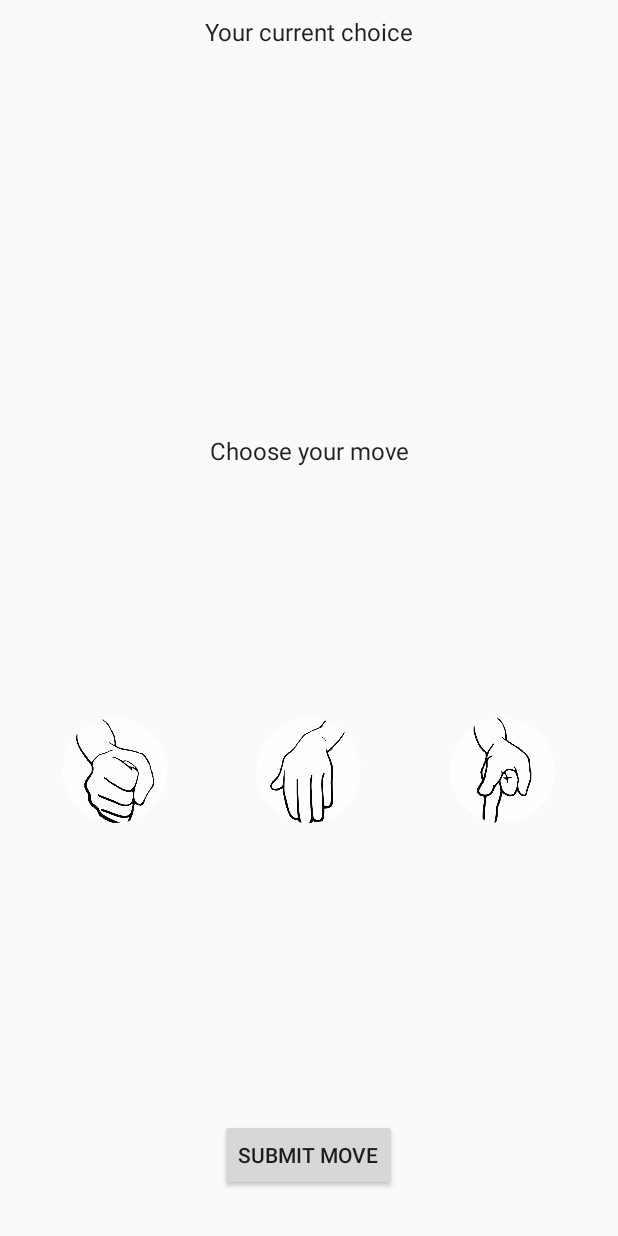
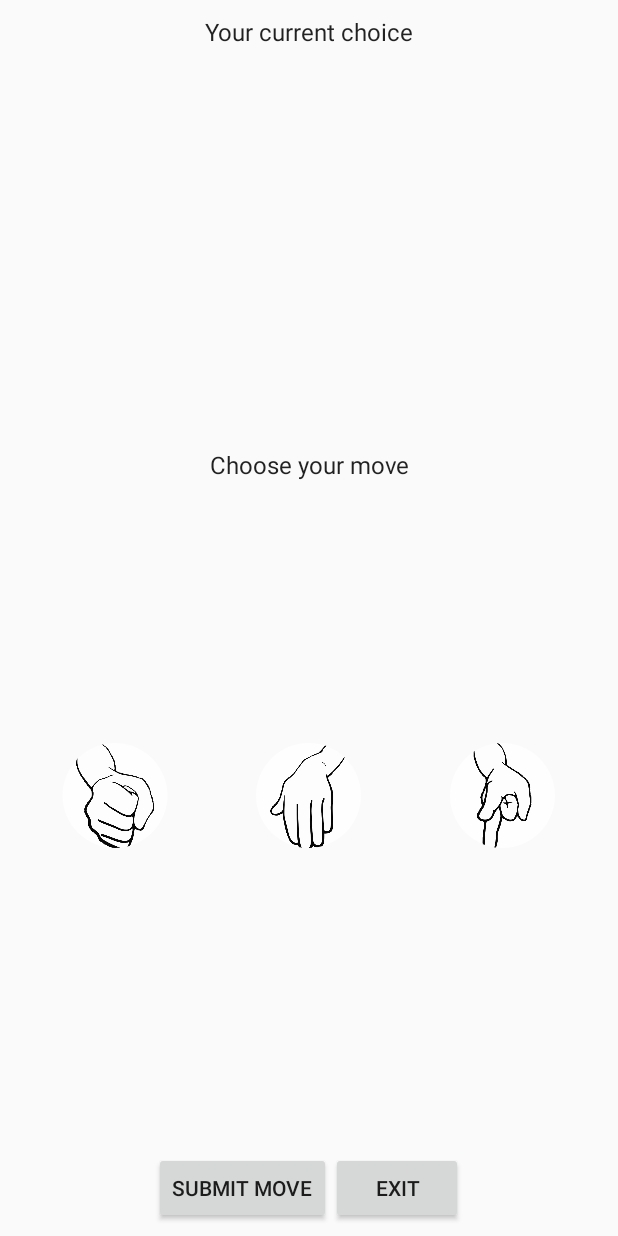
Before and after one commit to rafellk/Jokenpo-Android, an Android app: the MatchActivity screen opened directly, with no data from a screen before it, on a phone screen of 412 x 824 dp. Run offline under Robolectric (Android 15) with nearby library versions, the phone set to English and light mode, and no system bars; libraries missing offline, so code that uses them is left out: com.joooonho; plain views replace SelectableRoundedImageView.

Commit message:
Added button exit on the matchActivity and main icon of all sizes

```diff
--- a/android/Jokenpo/app/src/main/AndroidManifest.xml
+++ b/android/Jokenpo/app/src/main/AndroidManifest.xml
@@ -6,9 +6,9 @@
 
     <application
         android:allowBackup="true"
-        android:icon="@drawable/jokenpo_logo"
+        android:icon="@mipmap/jokenpo_logo"
         android:label="@string/app_name"
-        android:roundIcon="@drawable/jokenpo_logo"
+        android:roundIcon="@mipmap/jokenpo_logo"
         android:supportsRtl="true"
         android:theme="@style/AppTheme">
         <activity
--- a/android/Jokenpo/app/src/main/java/br/com/rlmg/jokenpo/MatchHistoryActivity.java
+++ b/android/Jokenpo/app/src/main/java/br/com/rlmg/jokenpo/MatchHistoryActivity.java
@@ -26,7 +26,7 @@ import br.com.rlmg.jokenpo.models.Player;
 import br.com.rlmg.jokenpo.utils.Utils;
 import br.com.rlmg.jokenpo.webservice.WebService;
 
-public class MatchHistoryActivity extends AppCompatActivity implements SwipeRefreshLayout.OnRefreshListener {
+public class MatchHistoryActivity extends BaseActivity implements SwipeRefreshLayout.OnRefreshListener {
 
     private ListView mListView;
     private List<Match> mFetchedMatch;
--- a/android/Jokenpo/app/src/main/java/br/com/rlmg/jokenpo/utils/Utils.java
+++ b/android/Jokenpo/app/src/main/java/br/com/rlmg/jokenpo/utils/Utils.java
@@ -48,6 +48,7 @@ public class Utils {
     public static final String sACCEPT_MATCH_REQUEST = "ACCEPT_MATCH_REQUEST";
     public static final String sPLAYER_MOVE = "PLAYER_MOVE";
     public static final String sMATCH_END = "MATCH_END";
+    public static final String sMATCH_CANCELED = "MATCH_CANCELED";
     public static final int sNOTIFICATION_ID = 1000;
 
     public static AlertDialog.Builder buildSimpleDialog(String title, String message, Context context) {
@@ -60,7 +61,7 @@ public class Utils {
     public static void createSimpleNotification(Context context, String title, String content, Class activityClass, String json) {
         NotificationManager notificationManager = (NotificationManager) context.getSystemService(Context.NOTIFICATION_SERVICE);
         NotificationCompat.Builder builder = new NotificationCompat.Builder(context)
-                .setSmallIcon(R.mipmap.ic_launcher)
+                .setSmallIcon(R.mipmap.jokenpo_logo)
                 .setContentTitle(title)
                 .setContentText(content);
         Intent resultIntent = new Intent(context, activityClass);
--- a/android/Jokenpo/app/src/main/java/br/com/rlmg/jokenpo/webservice/WebService.java
+++ b/android/Jokenpo/app/src/main/java/br/com/rlmg/jokenpo/webservice/WebService.java
@@ -30,7 +30,7 @@ import br.com.rlmg.jokenpo.utils.Utils;
 
 public class WebService {
 
-    private static final String sSERVER_URL = "http://192.168.1.8:3003";
+    private static final String sSERVER_URL = "http://192.168.1.4:3003";
 
     /**
      * Constants that can be used as keys on the request results hashmap
--- a/android/Jokenpo/app/src/main/res/layout/activity_match.xml
+++ b/android/Jokenpo/app/src/main/res/layout/activity_match.xml
@@ -5,8 +5,7 @@
     android:layout_height="match_parent"
     android:layout_width="match_parent"
     android:fitsSystemWindows="true"
-    android:orientation="vertical"
-    >
+    android:orientation="vertical">
 
     <TextView
         android:layout_width="match_parent"
@@ -114,12 +113,25 @@
 
     </LinearLayout>
 
-    <Button
-        android:id="@+id/match_submit_button"
+
+    <LinearLayout
         android:layout_width="wrap_content"
         android:layout_height="wrap_content"
-        android:layout_gravity="center"
-        android:layout_marginBottom="30dip"
-        android:text="@string/match_submit_move"/>
-
+        android:orientation="horizontal"
+        android:layout_gravity="center">
+        <Button
+            android:id="@+id/match_submit_button"
+            android:layout_width="wrap_content"
+            android:layout_height="wrap_content"
+            android:layout_gravity="center"
+            android:layout_marginBottom="5dip"
+            android:text="@string/match_submit_move"/>
+        <Button
+            android:id="@+id/match_exit_button"
+            android:layout_width="wrap_content"
+            android:layout_height="wrap_content"
+            android:layout_gravity="center"
+            android:layout_marginBottom="5dip"
+        android:text="@string/match_result_exit"/>
+    </LinearLayout>
 </LinearLayout>
--- a/android/Jokenpo/app/src/main/res/values/strings.xml
+++ b/android/Jokenpo/app/src/main/res/values/strings.xml
@@ -44,11 +44,17 @@
     <string name="match_waiting_message">Waiting for player to make his move</string>
     <string name="match_cancel">Cancel</string>
     <string name="match_submit_move">Submit Move</string>
+    <string name="match_exit_confirmation">Exit</string>
+    <string name="match_exit_message">Are you sure you want to give up?</string>
+    <string name="match_load_give_up">Giving up the game...</string>
+    <string name="match_give_up">You opponent gave up the match!</string>
 
     <!-- Match Result Activity-->
     <string name="match_result_play_again">Play Again</string>
     <string name="match_result_exit">Exit</string>
     <string name="match_result_loser">LOSER</string>
     <string name="match_result_winner">WINNER</string>
-
+    <string name="match_result_you_win">You win!</string>
+    <string name="match_result_you_lose">You lose! :(</string>
+    <string name="match_result_draw">Draw</string>
 </resources>
```
Also changed, not shown: android/Jokenpo/app/src/main/java/br/com/rlmg/jokenpo/MatchActivity.java (+95 -1 lines), android/Jokenpo/app/src/main/java/br/com/rlmg/jokenpo/MatchResultActivity.java (+11 -6 lines), android/Jokenpo/app/src/main/res/layout/activity_match_result.xml (+11 -3 lines), android/Jokenpo/app/src/main/res/mipmap-hdpi/jokenpo_logo.png (added), android/Jokenpo/app/src/main/res/mipmap-mdpi/jokenpo_logo.png (added), android/Jokenpo/app/src/main/res/mipmap-xhdpi/jokenpo_logo.png (added), android/Jokenpo/app/src/main/res/mipmap-xxhdpi/jokenpo_logo.png (added), android/Jokenpo/app/src/main/res/mipmap-xxxhdpi/jokenpo_logo.png (added), 3 other files.
